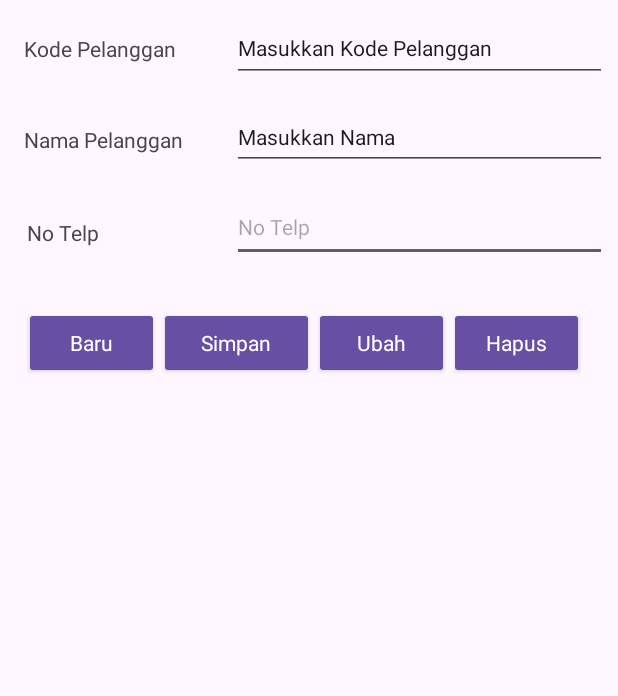
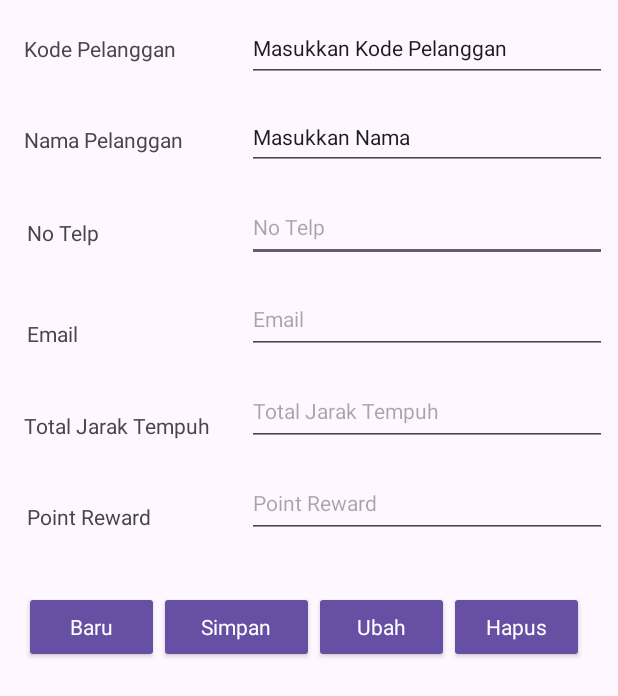
Before and after one commit to Naufal3104/AndroidSQLite, an Android app: the screen it shows after launch (MainActivity), on a phone screen of 412 x 824 dp. Shown: the top 696 px of the screen. Run offline under Robolectric (Android 15) with nearby library versions, the phone set to English and light mode, and no system bars.

Commit message:
penyesuaian studi kasus

```diff
--- a/app/src/main/java/com/example/androidsqlite/DatabaseManager.java
+++ b/app/src/main/java/com/example/androidsqlite/DatabaseManager.java
@@ -12,10 +12,13 @@ public class DatabaseManager {
     private static final String ROW_ID = "_id";
     private static final String ROW_NAMA = "nama";
     private static final String ROW_TELP = "telp";
+    private static final String ROW_EMAIL = "email";
+    private static final String ROW_JARAK = "jarak";
+    private static final String ROW_POINT = "point";
     private static final String NAMA_DB = "database1";
     private static final String NAMA_TABEL = "tblpelanggan";
     private static final int DB_VERSION = 3;
-    private static final String CREATE_TABLE = "create table IF NOT EXISTS " + NAMA_TABEL + " (" + ROW_ID + " integer PRIMARY KEY AUTOINCREMENT, " + ROW_NAMA + " text," + ROW_TELP + " text)";
+    private static final String CREATE_TABLE = "create table IF NOT EXISTS " + NAMA_TABEL + " (" + ROW_ID + " integer PRIMARY KEY AUTOINCREMENT, " + ROW_NAMA + " text," + ROW_TELP + " text," + ROW_EMAIL + " text, " + ROW_JARAK + " integer, " + ROW_POINT + " integer)";
 
     private final Context context;
     private DatabaseOpenHelper dbHelper;
@@ -56,11 +59,14 @@ public class DatabaseManager {
         dbHelper.close();
     }
 
-    public void UpdateRecord(int iId, String sName, String stelp) {
+    public void UpdateRecord(int iId, String sName, String stelp, String sEmail, int iJarak, int iPoint) {
         ContentValues values = new ContentValues();
         values.put(ROW_ID, iId);
         values.put(ROW_NAMA, sName);
         values.put(ROW_TELP, stelp);
+        values.put(ROW_EMAIL, sEmail);
+        values.put(ROW_JARAK, iJarak);
+        values.put(ROW_POINT, iPoint);
         try {
             db.update(NAMA_TABEL, values, ROW_ID + "=" + iId, null);
         } catch (Exception e) {
@@ -80,11 +86,14 @@ public class DatabaseManager {
         }
     }
 
-    public void addRow(int Iid, String anama, String atelp) {
+    public void addRow(int Iid, String anama, String atelp, String aEmail, int iJarak, int iPoint) {
         ContentValues values = new ContentValues();
         values.put(ROW_ID, Iid);
         values.put(ROW_NAMA, anama);
         values.put(ROW_TELP, atelp);
+        values.put(ROW_EMAIL, aEmail);
+        values.put(ROW_JARAK, iJarak);
+        values.put(ROW_POINT, iPoint);
         try {
             db.insert(NAMA_TABEL, null, values);
         } catch (Exception e) {
@@ -97,7 +106,7 @@ public class DatabaseManager {
         ArrayList<ArrayList<Object>> dataArray = new ArrayList<>();
         Cursor cur;
         try {
-            cur = db.query(NAMA_TABEL, new String[]{ROW_ID, ROW_NAMA, ROW_TELP}, null, null, null, null, null);
+            cur = db.query(NAMA_TABEL, new String[]{ROW_ID, ROW_NAMA, ROW_TELP, ROW_EMAIL, ROW_JARAK, ROW_POINT}, null, null, null, null, null);
             cur.moveToFirst();
             if (!cur.isAfterLast()) {
                 do {
@@ -105,6 +114,9 @@ public class DatabaseManager {
                     dataList.add(cur.getLong(0));
                     dataList.add(cur.getString(1));
                     dataList.add(cur.getString(2));
+                    dataList.add(cur.getString(3));
+                    dataList.add(cur.getInt(4));
+                    dataList.add(cur.getInt(5));
                     dataArray.add(dataList);
                 } while (cur.moveToNext());
             }
--- a/app/src/main/res/layout/activity_main.xml
+++ b/app/src/main/res/layout/activity_main.xml
@@ -9,7 +9,7 @@
 
     <EditText
         android:id="@+id/edTextPhone"
-        android:layout_width="250dp"
+        android:layout_width="240dp"
         android:layout_height="46dp"
         android:layout_marginTop="15dp"
         android:layout_marginEnd="7dp"
@@ -63,7 +63,7 @@
 
     <EditText
         android:id="@+id/edTextKode"
-        android:layout_width="250dp"
+        android:layout_width="240dp"
         android:layout_height="45dp"
         android:layout_marginTop="9dp"
         android:layout_marginEnd="7dp"
@@ -77,7 +77,7 @@
 
     <EditText
         android:id="@+id/edTextNama"
-        android:layout_width="250dp"
+        android:layout_width="240dp"
         android:layout_height="43dp"
         android:layout_marginTop="15dp"
         android:layout_marginEnd="7dp"
@@ -97,7 +97,7 @@
         android:text="@string/simpan"
         android:textAppearance="@style/TextAppearance.AppCompat.Body1"
         app:layout_constraintStart_toEndOf="@+id/btnBaru"
-        app:layout_constraintTop_toBottomOf="@+id/textView2" />
+        app:layout_constraintTop_toBottomOf="@+id/textView5" />
 
     <Button
         android:id="@+id/btnUbah"
@@ -108,7 +108,7 @@
         android:text="@string/ubah"
         android:textAppearance="@style/TextAppearance.AppCompat.Body1"
         app:layout_constraintStart_toEndOf="@+id/btnSimpan"
-        app:layout_constraintTop_toBottomOf="@+id/textView2" />
+        app:layout_constraintTop_toBottomOf="@+id/textView5" />
 
     <Button
         android:id="@+id/btnHapus"
@@ -119,7 +119,7 @@
         android:text="@string/hapus"
         android:textAppearance="@style/TextAppearance.AppCompat.Body1"
         app:layout_constraintStart_toEndOf="@+id/btnUbah"
-        app:layout_constraintTop_toBottomOf="@+id/textView2" />
+        app:layout_constraintTop_toBottomOf="@+id/textView5" />
 
     <Button
         android:id="@+id/btnBaru"
@@ -131,14 +131,17 @@
         android:text="@string/baru"
         android:textAppearance="@style/TextAppearance.AppCompat.Body1"
         app:layout_constraintStart_toStartOf="parent"
-        app:layout_constraintTop_toBottomOf="@+id/textView2" />
+        app:layout_constraintTop_toBottomOf="@+id/textView5" />
 
     <TableLayout
         android:id="@+id/table_data"
         android:layout_width="378dp"
         android:layout_height="479dp"
-        android:layout_marginStart="16dp"
+        android:layout_margin="10dp"
+        android:layout_marginHorizontal="10dp"
+        android:layout_marginStart="25dp"
         android:layout_marginTop="10dp"
+        android:paddingHorizontal="10dp"
         app:layout_constraintEnd_toEndOf="parent"
         app:layout_constraintStart_toStartOf="parent"
         app:layout_constraintTop_toBottomOf="@+id/btnUbah">
@@ -162,6 +165,92 @@
             android:id="@+id/tableRow4"
             android:layout_width="match_parent"
             android:layout_height="match_parent" />
+
+        <TableRow
+            android:id="@+id/tableRow5"
+            android:layout_width="match_parent"
+            android:layout_height="match_parent" />
+
+        <TableRow
+            android:id="@+id/tableRow6"
+            android:layout_width="match_parent"
+            android:layout_height="match_parent" />
+
+        <TableRow
+            android:id="@+id/tableRow7"
+            android:layout_width="match_parent"
+            android:layout_height="match_parent" />
     </TableLayout>
 
+    <TextView
+        android:id="@+id/textView5"
+        android:layout_width="wrap_content"
+        android:layout_height="wrap_content"
+        android:layout_marginStart="18dp"
+        android:layout_marginTop="41dp"
+        android:text="@string/point_reward"
+        app:layout_constraintStart_toStartOf="parent"
+        app:layout_constraintTop_toBottomOf="@+id/textView6" />
+
+    <TextView
+        android:id="@+id/textView6"
+        android:layout_width="wrap_content"
+        android:layout_height="wrap_content"
+        android:layout_marginStart="16dp"
+        android:layout_marginTop="42dp"
+        android:text="@string/total_jarak_tempuh"
+        app:layout_constraintStart_toStartOf="parent"
+        app:layout_constraintTop_toBottomOf="@+id/textView7" />
+
+    <TextView
+        android:id="@+id/textView7"
+        android:layout_width="wrap_content"
+        android:layout_height="wrap_content"
+        android:layout_marginStart="18dp"
+        android:layout_marginTop="48dp"
+        android:text="@string/email"
+        app:layout_constraintStart_toStartOf="parent"
+        app:layout_constraintTop_toBottomOf="@+id/textView2" />
+
+    <EditText
+        android:id="@+id/editTextEmail"
+        android:layout_width="240dp"
+        android:layout_height="46dp"
+        android:layout_marginTop="15dp"
+        android:layout_marginEnd="7dp"
+        android:autofillHints=""
+        android:ems="10"
+        android:hint="@string/email"
+        android:inputType="text"
+        android:textSize="14sp"
+        app:layout_constraintEnd_toEndOf="parent"
+        app:layout_constraintTop_toBottomOf="@+id/edTextPhone" />
+
+    <EditText
+        android:id="@+id/editTextJarak"
+        android:layout_width="240dp"
+        android:layout_height="46dp"
+        android:layout_marginTop="15dp"
+        android:layout_marginEnd="7dp"
+        android:autofillHints=""
+        android:ems="10"
+        android:hint="@string/total_jarak_tempuh"
+        android:inputType="text"
+        android:textSize="14sp"
+        app:layout_constraintEnd_toEndOf="parent"
+        app:layout_constraintTop_toBottomOf="@+id/editTextEmail" />
+
+    <EditText
+        android:id="@+id/editTextPoint"
+        android:layout_width="240dp"
+        android:layout_height="46dp"
+        android:layout_marginTop="15dp"
+        android:layout_marginEnd="7dp"
+        android:ems="10"
+        android:hint="@string/point_reward"
+        android:inputType="text"
+        android:textSize="14sp"
+        app:layout_constraintEnd_toEndOf="parent"
+        app:layout_constraintTop_toBottomOf="@+id/editTextJarak" />
+
 </androidx.constraintlayout.widget.ConstraintLayout>
--- a/app/src/main/res/values/strings.xml
+++ b/app/src/main/res/values/strings.xml
@@ -9,4 +9,7 @@
     <string name="masukkan_nama">Masukkan Nama</string>
     <string name="nama_pelanggan">Nama Pelanggan</string>
     <string name="no_telp">No Telp</string>
+    <string name="point_reward">Point Reward</string>
+    <string name="total_jarak_tempuh">Total Jarak Tempuh</string>
+    <string name="email">Email</string>
 </resources>
```
Also changed, not shown: app/src/main/java/com/example/androidsqlite/MainActivity.java (+39 -3 lines).
